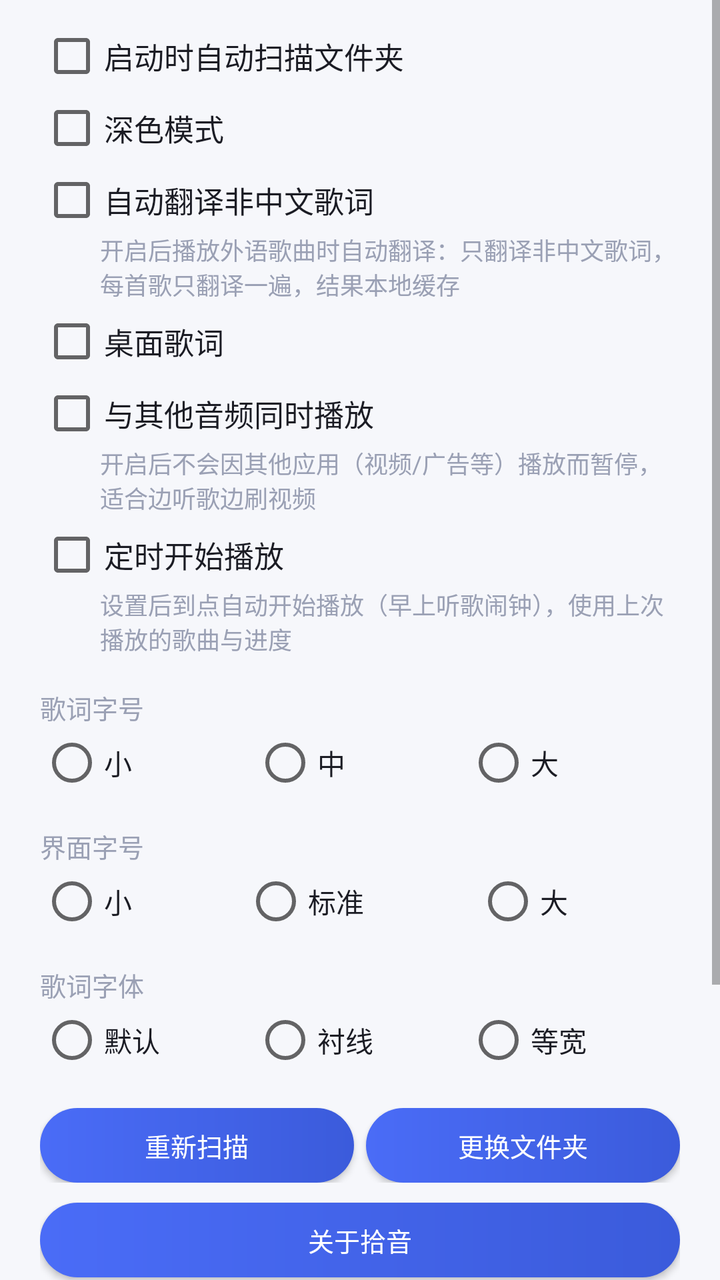
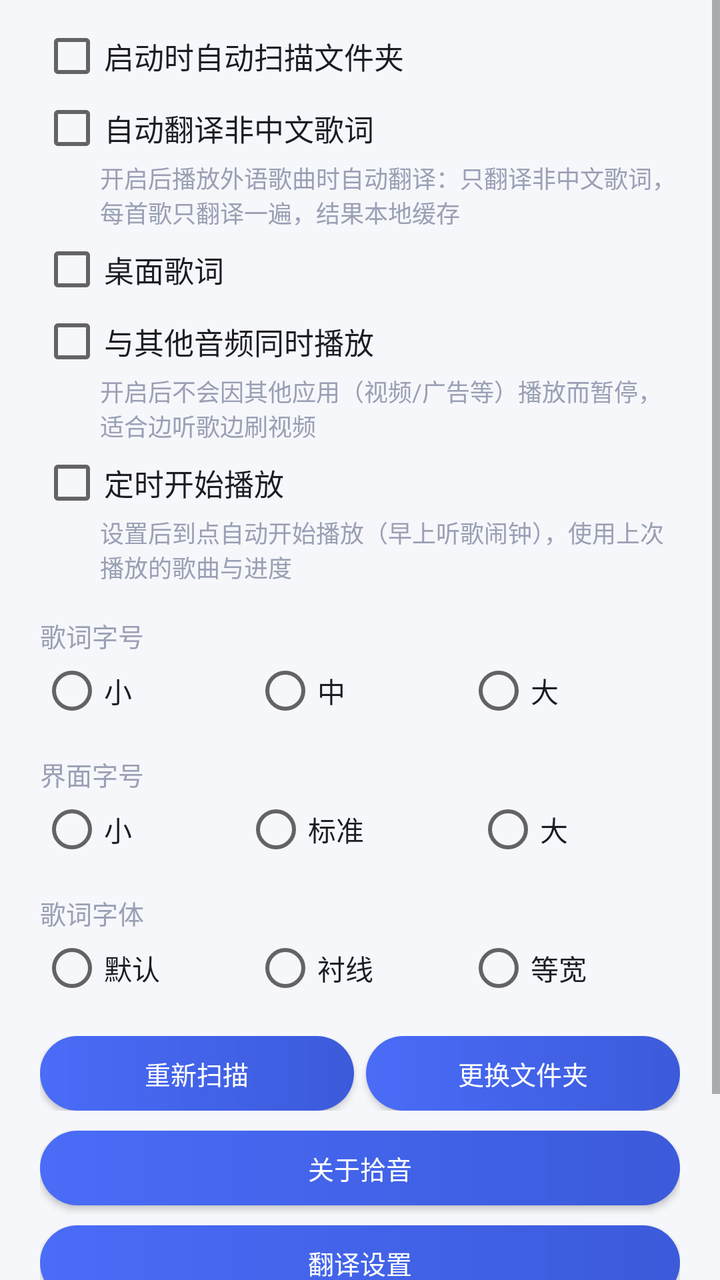

Before-and-after screenshots of an Android layout around one commit, followed by the original layout XML and the change that was made.
<!-- AndroidManifest.xml: application theme Theme.SubtitlePlayer -->
<!-- res/layout/settings_dialog.xml -->
<?xml version="1.0" encoding="utf-8"?>
<ScrollView xmlns:android="http://schemas.android.com/apk/res/android"
    android:layout_width="match_parent"
    android:layout_height="wrap_content">

    <LinearLayout
        android:layout_width="match_parent"
        android:layout_height="wrap_content"
        android:orientation="vertical"
        android:paddingStart="20dp"
        android:paddingEnd="20dp"
        android:paddingTop="12dp"
        android:paddingBottom="4dp">

        <CheckBox
            android:id="@+id/chkAutoScan"
            android:layout_width="match_parent"
            android:layout_height="wrap_content"
            android:text="@string/auto_scan"
            android:textColor="@color/text_primary"
            android:textSize="15sp" />

        <CheckBox
            android:id="@+id/chkDark"
            android:layout_width="match_parent"
            android:layout_height="wrap_content"
            android:layout_marginTop="4dp"
            android:text="@string/dark_mode"
            android:textColor="@color/text_primary"
            android:textSize="15sp" />

        <CheckBox
            android:id="@+id/chkAutoTrans"
            android:layout_width="match_parent"
            android:layout_height="wrap_content"
            android:layout_marginTop="4dp"
            android:text="@string/auto_trans"
            android:textColor="@color/text_primary"
            android:textSize="15sp" />

        <TextView
            android:layout_width="match_parent"
            android:layout_height="wrap_content"
            android:layout_marginStart="30dp"
            android:text="@string/auto_trans_hint"
            android:textColor="@color/text_hint"
            android:textSize="12sp" />

        <CheckBox
            android:id="@+id/chkDesktopLyrics"
            android:layout_width="match_parent"
            android:layout_height="wrap_content"
            android:layout_marginTop="4dp"
            android:text="@string/desktop_lyrics_label"
            android:textColor="@color/text_primary"
            android:textSize="15sp" />

        <LinearLayout
            android:id="@+id/lyricsGroup"
            android:layout_width="match_parent"
            android:layout_height="wrap_content"
            android:layout_marginStart="30dp"
            android:orientation="vertical"
            android:visibility="gone">

            <TextView
                android:layout_width="match_parent"
                android:layout_height="wrap_content"
                android:layout_marginTop="8dp"
                android:text="@string/desktop_lyrics_size_label"
                android:textColor="@color/text_hint"
                android:textSize="13sp" />

            <RadioGroup
                android:id="@+id/rgDesktopSize"
                android:layout_width="match_parent"
                android:layout_height="wrap_content"
                android:orientation="horizontal">

                <RadioButton
                    android:id="@+id/rbDesktopSizeS"
                    android:layout_width="wrap_content"
                    android:layout_height="wrap_content"
                    android:layout_weight="1"
                    android:tag="0"
                    android:text="@string/size_small"
                    android:textColor="@color/text_primary" />

                <RadioButton
                    android:id="@+id/rbDesktopSizeM"
                    android:layout_width="wrap_content"
                    android:layout_height="wrap_content"
                    android:layout_weight="1"
                    android:tag="1"
                    android:text="@string/size_medium"
                    android:textColor="@color/text_primary" />

                <RadioButton
                    android:id="@+id/rbDesktopSizeL"
                    android:layout_width="wrap_content"
                    android:layout_height="wrap_content"
                    android:layout_weight="1"
                    android:tag="2"
                    android:text="@string/size_large"
                    android:textColor="@color/text_primary" />
            </RadioGroup>

            <TextView
                android:layout_width="match_parent"
                android:layout_height="wrap_content"
                android:layout_marginTop="8dp"
                android:text="@string/desktop_lyrics_alpha_label"
                android:textColor="@color/text_hint"
                android:textSize="13sp" />

            <RadioGroup
                android:id="@+id/rgDesktopAlpha"
                android:layout_width="match_parent"
                android:layout_height="wrap_content"
                android:orientation="horizontal">

                <RadioButton
                    android:id="@+id/rbDesktopAlpha0"
                    android:layout_width="wrap_content"
                    android:layout_height="wrap_content"
                    android:layout_weight="1"
                    android:tag="0"
                    android:text="@string/desktop_lyrics_alpha_0"
                    android:textColor="@color/text_primary" />

                <RadioButton
                    android:id="@+id/rbDesktopAlpha1"
                    android:layout_width="wrap_content"
                    android:layout_height="wrap_content"
                    android:layout_weight="1"
                    android:tag="1"
                    android:text="@string/desktop_lyrics_alpha_1"
                    android:textColor="@color/text_primary" />

                <RadioButton
                    android:id="@+id/rbDesktopAlpha2"
                    android:layout_width="wrap_content"
                    android:layout_height="wrap_content"
                    android:layout_weight="1"
                    android:tag="2"
                    android:text="@string/desktop_lyrics_alpha_2"
                    android:textColor="@color/text_primary" />
            </RadioGroup>

            <CheckBox
                android:id="@+id/chkLyricsLocked"
                android:layout_width="match_parent"
                android:layout_height="wrap_content"
                android:layout_marginTop="4dp"
                android:text="@string/desktop_lyrics_locked"
                android:textColor="@color/text_primary"
                android:textSize="14sp" />
        </LinearLayout>

        <CheckBox
            android:id="@+id/chkMixAudio"
            android:layout_width="match_parent"
            android:layout_height="wrap_content"
            android:layout_marginTop="4dp"
            android:text="@string/mix_audio_label"
            android:textColor="@color/text_primary"
            android:textSize="15sp" />

        <TextView
            android:layout_width="match_parent"
            android:layout_height="wrap_content"
            android:layout_marginStart="30dp"
            android:text="@string/mix_audio_hint"
            android:textColor="@color/text_hint"
            android:textSize="12sp" />

        <CheckBox
            android:id="@+id/chkAlarmPlay"
            android:layout_width="match_parent"
            android:layout_height="wrap_content"
            android:layout_marginTop="4dp"
            android:text="@string/alarm_play"
            android:textColor="@color/text_primary"
            android:textSize="15sp" />

        <TextView
            android:layout_width="match_parent"
            android:layout_height="wrap_content"
            android:layout_marginStart="30dp"
            android:text="@string/alarm_play_hint"
            android:textColor="@color/text_hint"
            android:textSize="12sp" />

        <TextView
            android:layout_width="match_parent"
            android:layout_height="wrap_content"
            android:layout_marginTop="16dp"
            android:text="@string/lyric_size_label"
            android:textColor="@color/text_hint"
            android:textSize="13sp" />

        <RadioGroup
            android:id="@+id/rgLyricSize"
            android:layout_width="match_parent"
            android:layout_height="wrap_content"
            android:layout_marginTop="2dp"
            android:orientation="horizontal">

            <RadioButton
                android:id="@+id/rbLyricSmall"
                android:layout_width="wrap_content"
                android:layout_height="wrap_content"
                android:layout_weight="1"
                android:tag="15"
                android:text="@string/size_small"
                android:textColor="@color/text_primary" />

            <RadioButton
                android:id="@+id/rbLyricMid"
                android:layout_width="wrap_content"
                android:layout_height="wrap_content"
                android:layout_weight="1"
                android:tag="18"
                android:text="@string/size_medium"
                android:textColor="@color/text_primary" />

            <RadioButton
                android:id="@+id/rbLyricLarge"
                android:layout_width="wrap_content"
                android:layout_height="wrap_content"
                android:layout_weight="1"
                android:tag="22"
                android:text="@string/size_large"
                android:textColor="@color/text_primary" />
        </RadioGroup>

        <TextView
            android:layout_width="match_parent"
            android:layout_height="wrap_content"
            android:layout_marginTop="16dp"
            android:text="@string/ui_size_label"
            android:textColor="@color/text_hint"
            android:textSize="13sp" />

        <RadioGroup
            android:id="@+id/rgUiSize"
            android:layout_width="match_parent"
            android:layout_height="wrap_content"
            android:layout_marginTop="2dp"
            android:orientation="horizontal">

            <RadioButton
                android:id="@+id/rbUiSmall"
                android:layout_width="wrap_content"
                android:layout_height="wrap_content"
                android:layout_weight="1"
                android:tag="13"
                android:text="@string/size_small"
                android:textColor="@color/text_primary" />

            <RadioButton
                android:id="@+id/rbUiStd"
                android:layout_width="wrap_content"
                android:layout_height="wrap_content"
                android:layout_weight="1"
                android:tag="15"
                android:text="@string/size_standard"
                android:textColor="@color/text_primary" />

            <RadioButton
                android:id="@+id/rbUiLarge"
                android:layout_width="wrap_content"
                android:layout_height="wrap_content"
                android:layout_weight="1"
                android:tag="17"
                android:text="@string/size_large"
                android:textColor="@color/text_primary" />
        </RadioGroup>

        <TextView
            android:layout_width="match_parent"
            android:layout_height="wrap_content"
            android:layout_marginTop="16dp"
            android:text="@string/lyric_font_label"
            android:textColor="@color/text_hint"
            android:textSize="13sp" />

        <RadioGroup
            android:id="@+id/rgFont"
            android:layout_width="match_parent"
            android:layout_height="wrap_content"
            android:layout_marginTop="2dp"
            android:orientation="horizontal">

            <RadioButton
                android:id="@+id/rbFontDefault"
                android:layout_width="wrap_content"
                android:layout_height="wrap_content"
                android:layout_weight="1"
                android:tag="0"
                android:text="@string/font_default"
                android:textColor="@color/text_primary" />

            <RadioButton
                android:id="@+id/rbFontSerif"
                android:layout_width="wrap_content"
                android:layout_height="wrap_content"
                android:layout_weight="1"
                android:tag="1"
                android:text="@string/font_serif"
                android:textColor="@color/text_primary" />

            <RadioButton
                android:id="@+id/rbFontMono"
                android:layout_width="wrap_content"
                android:layout_height="wrap_content"
                android:layout_weight="1"
                android:tag="2"
                android:text="@string/font_mono"
                android:textColor="@color/text_primary" />
        </RadioGroup>

        <LinearLayout
            android:layout_width="match_parent"
            android:layout_height="wrap_content"
            android:layout_marginTop="18dp"
            android:orientation="horizontal">

            <Button
                android:id="@+id/btnRescanNow"
                style="@style/BtnStyle"
                android:layout_width="0dp"
                android:layout_height="wrap_content"
                android:layout_marginEnd="6dp"
                android:layout_weight="1"
                android:text="@string/rescan" />

            <Button
                android:id="@+id/btnChangeFolder"
                style="@style/BtnStyle"
                android:layout_width="0dp"
                android:layout_height="wrap_content"
                android:layout_weight="1"
                android:text="@string/change_folder" />
        </LinearLayout>

        <Button
            android:id="@+id/btnAbout"
            style="@style/BtnStyle"
            android:layout_width="match_parent"
            android:layout_height="wrap_content"
            android:layout_marginTop="10dp"
            android:text="@string/about" />

        <Button
            android:id="@+id/btnTransSettings"
            style="@style/BtnStyle"
            android:layout_width="match_parent"
            android:layout_height="wrap_content"
            android:layout_marginTop="10dp"
            android:text="@string/trans_settings" />

        <Button
            android:id="@+id/btnEqSettings"
            style="@style/BtnStyle"
            android:layout_width="match_parent"
            android:layout_height="wrap_content"
            android:layout_marginTop="10dp"
            android:text="@string/eq_entry" />

        <Button
            android:id="@+id/btnAccentSettings"
            style="@style/BtnStyle"
            android:layout_width="match_parent"
            android:layout_height="wrap_content"
            android:layout_marginTop="10dp"
            android:text="@string/accent_title" />

        <Button
            android:id="@+id/btnBgSettings"
            style="@style/BtnStyle"
            android:layout_width="match_parent"
            android:layout_height="wrap_content"
            android:layout_marginTop="10dp"
            android:text="@string/bg_title" />

    </LinearLayout>
</ScrollView>
<!-- resources referenced by this layout -->
<resources>
  <color name="text_hint">#9AA0B4</color>
  <color name="text_primary">#1B1C24</color>
  <string name="about">关于拾音</string>
  <string name="accent_title">主题色</string>
  <string name="alarm_play">定时开始播放</string>
  <string name="alarm_play_hint">设置后到点自动开始播放（早上听歌闹钟），使用上次播放的歌曲与进度</string>
  <string name="auto_scan">启动时自动扫描文件夹</string>
  <string name="auto_trans">自动翻译非中文歌词</string>
  <string name="auto_trans_hint">开启后播放外语歌曲时自动翻译：只翻译非中文歌词，每首歌只翻译一遍，结果本地缓存</string>
  <string name="bg_title">背景图</string>
  <string name="change_folder">更换文件夹</string>
  <string name="dark_mode">深色模式</string>
  <string name="desktop_lyrics_alpha_0">不透明</string>
  <string name="desktop_lyrics_alpha_1">半透明</string>
  <string name="desktop_lyrics_alpha_2">更透明</string>
  <string name="desktop_lyrics_alpha_label">背景透明度</string>
  <string name="desktop_lyrics_label">桌面歌词</string>
  <string name="desktop_lyrics_locked">锁定位置（不可拖动）</string>
  <string name="desktop_lyrics_size_label">歌词字号</string>
  <string name="eq_entry">音效</string>
  <string name="font_default">默认</string>
  <string name="font_mono">等宽</string>
  <string name="font_serif">衬线</string>
  <string name="lyric_font_label">歌词字体</string>
  <string name="lyric_size_label">歌词字号</string>
  <string name="mix_audio_hint">开启后不会因其他应用（视频/广告等）播放而暂停，适合边听歌边刷视频</string>
  <string name="mix_audio_label">与其他音频同时播放</string>
  <string name="rescan">重新扫描</string>
  <string name="size_large">大</string>
  <string name="size_medium">中</string>
  <string name="size_small">小</string>
  <string name="size_standard">标准</string>
  <string name="trans_settings">翻译设置</string>
  <string name="ui_size_label">界面字号</string>
  <style name="BtnStyle" parent="Widget.AppCompat.Button">
          <item name="android:background">@drawable/bg_button</item>
          <item name="android:textColor">@color/white</item>
          <item name="android:textAllCaps">false</item>
          <item name="android:textSize">13sp</item>
          <item name="android:minHeight">0dp</item>
          <item name="android:minWidth">0dp</item>
          <item name="android:insetTop">0dp</item>
          <item name="android:insetBottom">0dp</item>
          <item name="android:paddingTop">9dp</item>
          <item name="android:paddingBottom">9dp</item>
          <item name="android:paddingStart">10dp</item>
          <item name="android:paddingEnd">10dp</item>
      </style>
  <style name="Theme.SubtitlePlayer" parent="Theme.AppCompat.DayNight.NoActionBar">
          <item name="android:windowBackground">@color/bg</item>
          <item name="android:statusBarColor">@color/bg</item>
          <item name="android:navigationBarColor">@color/bg</item>
      </style>
  <!-- drawable bg_button (drawable) -->
  <?xml version="1.0" encoding="utf-8"?>
  <shape xmlns:android="http://schemas.android.com/apk/res/android"
      android:shape="rectangle">
      <corners android:radius="22dp" />
      <gradient
          android:angle="0"
          android:endColor="@color/accent_dark"
          android:startColor="@color/accent" />
  </shape>
  <color name="white">#FFFFFF</color>
  <color name="bg">#F6F7FB</color>
  <color name="accent_dark">#3B5BDB</color>
  <color name="accent">#4A6CF7</color>
</resources>

<!-- the commit's change to res/layout/settings_dialog.xml (unified diff, before → after) -->
@@ -21,15 +21,6 @@
             android:textSize="15sp" />
 
         <CheckBox
-            android:id="@+id/chkDark"
-            android:layout_width="match_parent"
-            android:layout_height="wrap_content"
-            android:layout_marginTop="4dp"
-            android:text="@string/dark_mode"
-            android:textColor="@color/text_primary"
-            android:textSize="15sp" />
-
-        <CheckBox
             android:id="@+id/chkAutoTrans"
             android:layout_width="match_parent"
             android:layout_height="wrap_content"
@@ -369,20 +360,12 @@
             android:text="@string/eq_entry" />
 
         <Button
-            android:id="@+id/btnAccentSettings"
+            android:id="@+id/btnTheme"
             style="@style/BtnStyle"
             android:layout_width="match_parent"
             android:layout_height="wrap_content"
             android:layout_marginTop="10dp"
-            android:text="@string/accent_title" />
-
-        <Button
-            android:id="@+id/btnBgSettings"
-            style="@style/BtnStyle"
-            android:layout_width="match_parent"
-            android:layout_height="wrap_content"
-            android:layout_marginTop="10dp"
-            android:text="@string/bg_title" />
+            android:text="@string/theme_entry" />
 
     </LinearLayout>
 </ScrollView>
<!-- resource entries referenced after the edit -->
@@ -3,15 +3,12 @@
   <color name="text_hint">#9AA0B4</color>
   <color name="text_primary">#1B1C24</color>
   <string name="about">关于拾音</string>
-  <string name="accent_title">主题色</string>
   <string name="alarm_play">定时开始播放</string>
   <string name="alarm_play_hint">设置后到点自动开始播放（早上听歌闹钟），使用上次播放的歌曲与进度</string>
   <string name="auto_scan">启动时自动扫描文件夹</string>
   <string name="auto_trans">自动翻译非中文歌词</string>
   <string name="auto_trans_hint">开启后播放外语歌曲时自动翻译：只翻译非中文歌词，每首歌只翻译一遍，结果本地缓存</string>
-  <string name="bg_title">背景图</string>
   <string name="change_folder">更换文件夹</string>
-  <string name="dark_mode">深色模式</string>
   <string name="desktop_lyrics_alpha_0">不透明</string>
   <string name="desktop_lyrics_alpha_1">半透明</string>
   <string name="desktop_lyrics_alpha_2">更透明</string>
@@ -32,6 +29,7 @@
   <string name="size_medium">中</string>
   <string name="size_small">小</string>
   <string name="size_standard">标准</string>
+  <string name="theme_entry">主题</string>
   <string name="trans_settings">翻译设置</string>
   <string name="ui_size_label">界面字号</string>
   <style name="BtnStyle" parent="Widget.AppCompat.Button">
